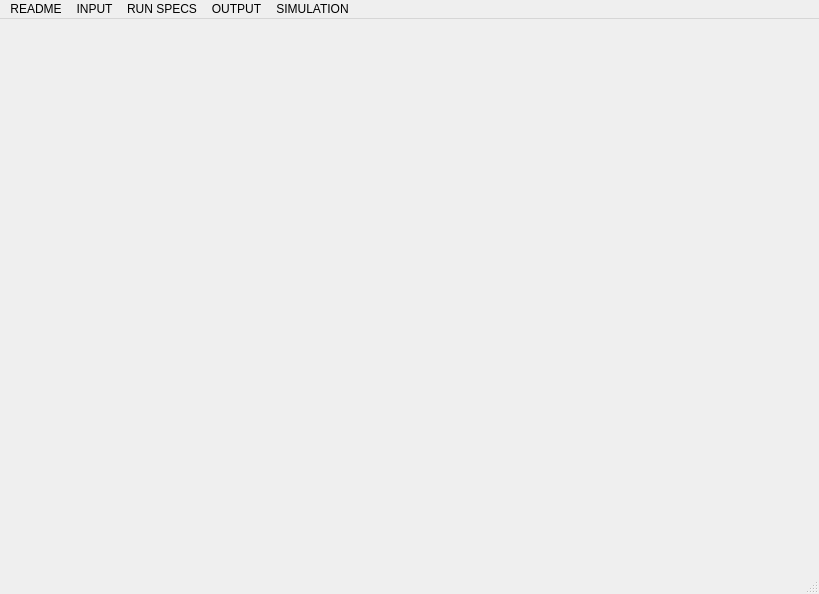
This is uis/qtdesigners/stella.ui in uttu90/stella as Qt 5 draws it before an edit. The edited form follows.
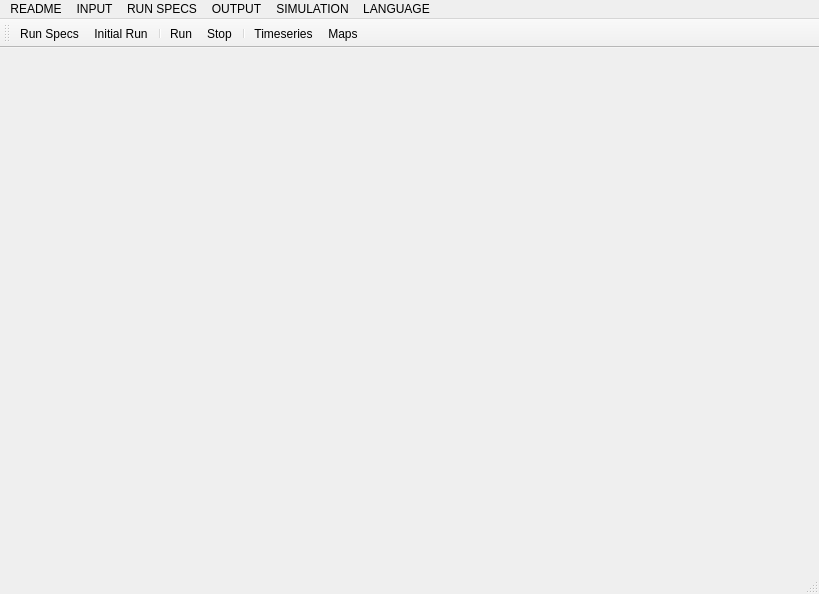
This is the edited form.

The edit to the form file:
```diff
--- a/uis/qtdesigners/stella.ui
+++ b/uis/qtdesigners/stella.ui
@@ -62,14 +62,42 @@
      <string>SIMULATION</string>
     </property>
     <addaction name="actionRun"/>
+    <addaction name="actionStop"/>
+   </widget>
+   <widget class="QMenu" name="menuLANGUAGE">
+    <property name="title">
+     <string>LANGUAGE</string>
+    </property>
+    <addaction name="actionEnglish"/>
+    <addaction name="actionVietnamese"/>
    </widget>
    <addaction name="menuREADME"/>
    <addaction name="menuINPUT"/>
    <addaction name="menuRUN_SPECS"/>
    <addaction name="menuOUTPUT"/>
    <addaction name="menuSIMULATION"/>
+   <addaction name="menuLANGUAGE"/>
   </widget>
   <widget class="QStatusBar" name="statusbar"/>
+  <widget class="QToolBar" name="toolBar">
+   <property name="windowTitle">
+    <string>toolBar</string>
+   </property>
+   <attribute name="toolBarArea">
+    <enum>TopToolBarArea</enum>
+   </attribute>
+   <attribute name="toolBarBreak">
+    <bool>true</bool>
+   </attribute>
+   <addaction name="actionRun_Specs"/>
+   <addaction name="actionInitial_Run"/>
+   <addaction name="separator"/>
+   <addaction name="actionRun"/>
+   <addaction name="actionStop"/>
+   <addaction name="separator"/>
+   <addaction name="actionTimeseries"/>
+   <addaction name="actionMaps"/>
+  </widget>
   <action name="actionRainfall">
    <property name="text">
     <string>Rainfall</string>
@@ -135,6 +163,31 @@
     <string>Run Specs</string>
    </property>
   </action>
+  <action name="actionLandcover_maps">
+   <property name="text">
+    <string>Landcover maps</string>
+   </property>
+  </action>
+  <action name="actionSubcatchment_maps">
+   <property name="text">
+    <string>Subcatchment map</string>
+   </property>
+  </action>
+  <action name="actionStop">
+   <property name="text">
+    <string>Stop</string>
+   </property>
+  </action>
+  <action name="actionEnglish">
+   <property name="text">
+    <string>English</string>
+   </property>
+  </action>
+  <action name="actionVietnamese">
+   <property name="text">
+    <string>Vietnamese</string>
+   </property>
+  </action>
  </widget>
  <resources/>
  <connections/>
```
Left out of the diff: 3 changed lines with no effect on the pictures.
